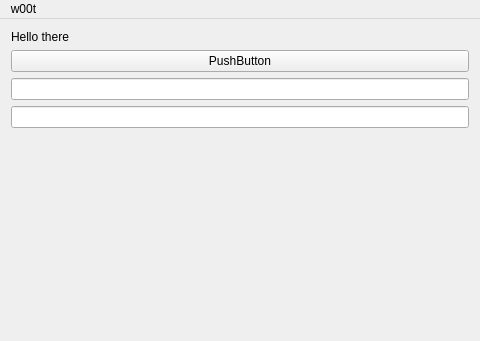
Above: example/mainwindow.ui from maemo-leste/qt-input-maemo before the change. Below: the same form after it.
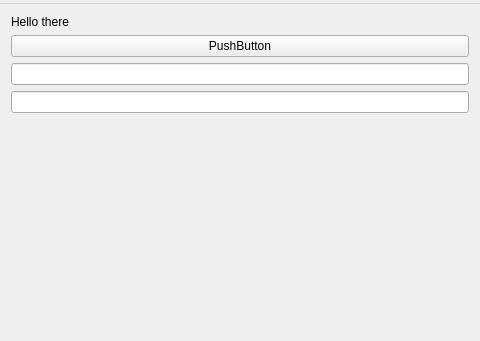
That is the form after the change.

Diff of the .ui file:
```diff
--- a/example/mainwindow.ui
+++ b/example/mainwindow.ui
@@ -64,9 +64,6 @@
     </rect>
    </property>
    <widget class="QMenu" name="menuw00t">
-    <property name="title">
-     <string>w00t</string>
-    </property>
     <addaction name="actionAbout"/>
     <addaction name="actionExit"/>
    </widget>
```
